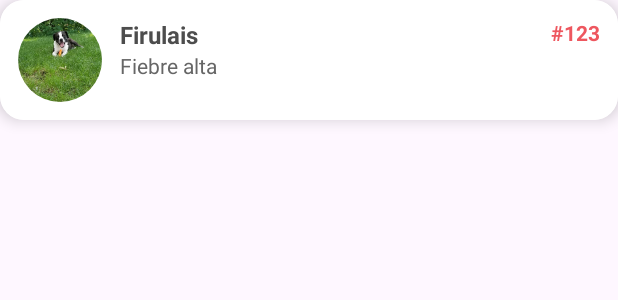
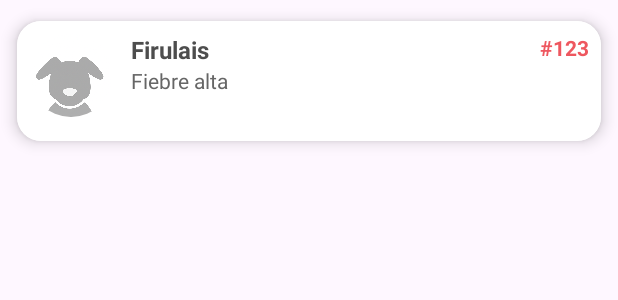
Before and after one commit to judajaavAlt/equipoSeis, an Android app: the layout item_lista.xml on its own in the app's theme, with its tools: preview values and no code run, on a phone screen of 412 x 824 dp. Shown: the top 300 px of the screen. Run offline under Robolectric (Android 15) with nearby library versions, the phone set to English and light mode, and no system bars.

Commit message:
Cambios esteticos
- Coloque una imagen de perro "sin perfil" que aparece siempre mientras se carga la imagen del perro con la raza correcta.
- Arreglé el problema estetico que habia con la sombra de los items
- Acomode mejor la imagen del perro en el header para que no saliera cortado

```diff
--- a/app/src/main/res/layout/item_lista.xml
+++ b/app/src/main/res/layout/item_lista.xml
@@ -3,14 +3,14 @@
     xmlns:card_view="http://schemas.android.com/apk/res-auto"
     android:layout_width="match_parent"
     android:layout_height="wrap_content"
-    android:layout_marginBottom="12dp"
     card_view:cardCornerRadius="16dp"
-    card_view:cardElevation="6dp">
+    card_view:cardElevation="6dp"
+    card_view:cardUseCompatPadding="true">
 
     <RelativeLayout
         android:layout_width="match_parent"
-        android:layout_height="wrap_content"
-        android:padding="12dp"
+        android:layout_height="80dp"
+        android:padding="8dp"
         android:background="@android:color/white">
 
         <!-- Imagen de la mascota -->
@@ -19,7 +19,7 @@
             android:layout_width="56dp"
             android:layout_height="56dp"
             android:scaleType="centerCrop"
-            android:src="@drawable/perro_detalle_cita"
+            android:src="@drawable/perro_default"
             android:background="@drawable/circle_background"
             android:clipToOutline="true"
             android:outlineProvider="background" />
```
Also changed, not shown: app/src/main/res/layout/fragment_administrador_citas.xml (+5 -8 lines), app/src/main/res/drawable/perro_default.png (added).
